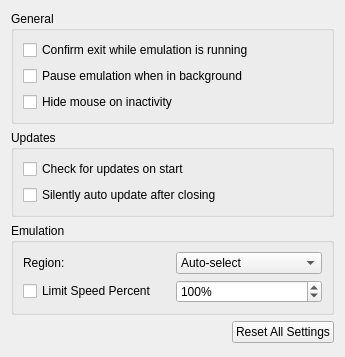
First picture: the form in src/citra_qt/configuration/configure_general.ui, repository eve2ptp/citra-canary, before the edit.
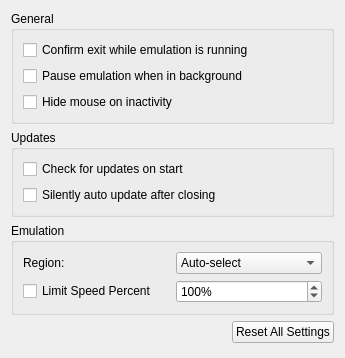
Second picture: the form after the edit.

```diff
--- a/src/citra_qt/configuration/configure_general.ui
+++ b/src/citra_qt/configuration/configure_general.ui
@@ -7,7 +7,7 @@
     <x>0</x>
     <y>0</y>
     <width>345</width>
-    <height>357</height>
+    <height>358</height>
    </rect>
   </property>
   <property name="windowTitle">
```
Left out of the diff: 14 changed lines with no effect on the pictures.
